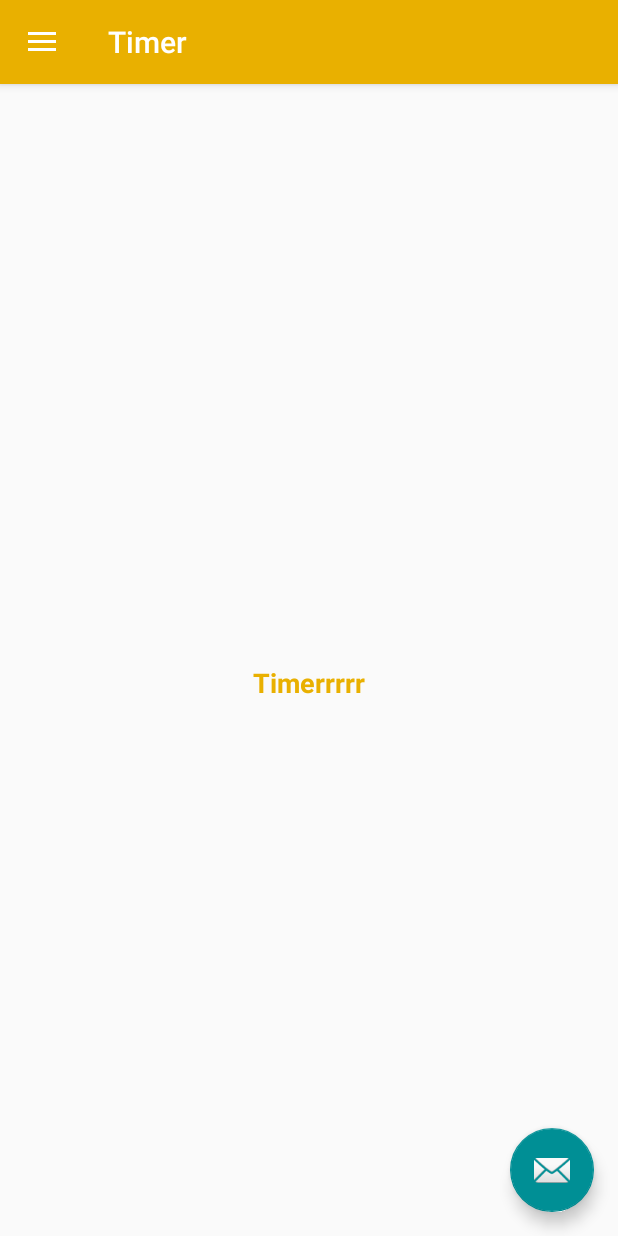
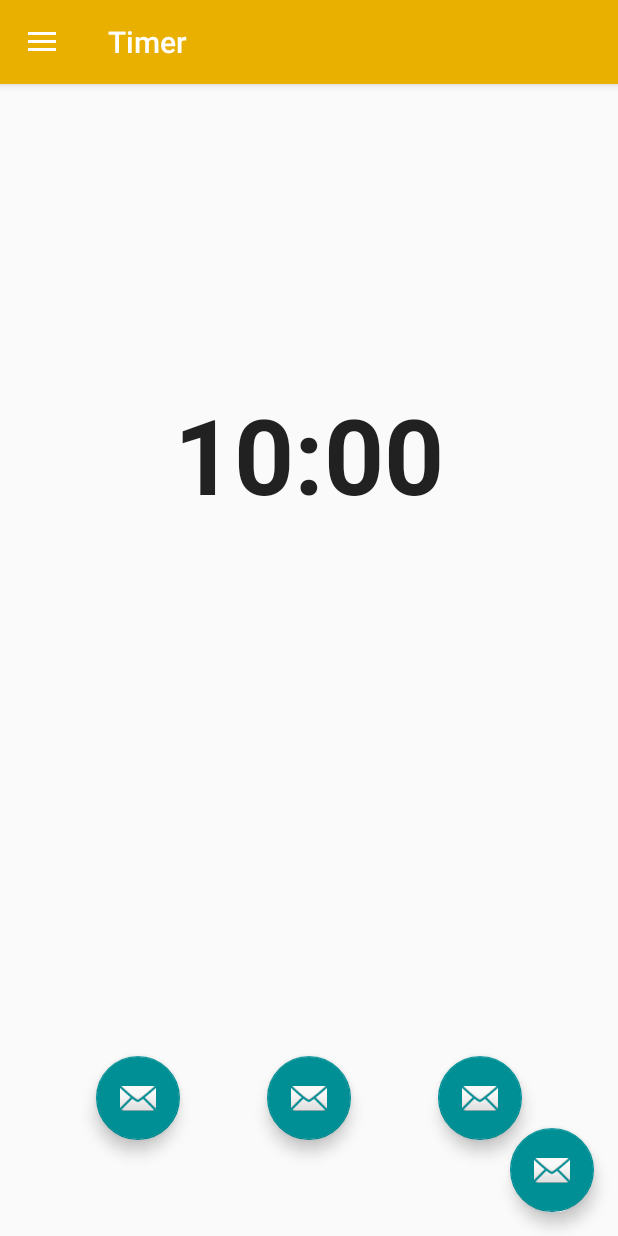
Before and after one commit to anderson-matheus/samsung-challenge, an Android app: the HomeNavigationActivity screen opened directly, with no data from a screen before it, in the side drawer, after a tap on "Timer", on a phone screen of 412 x 824 dp. Run offline under Robolectric (Android 15) with nearby library versions, the phone set to English and light mode, and no system bars; 1 statement that could not run was skipped.

Commit message:
Adicionando toastr em páginas e colocando layout no fragmento de timer

```diff
--- a/app/src/main/java/android/curso/samsungchallenge/view/CreateUserActivity.java
+++ b/app/src/main/java/android/curso/samsungchallenge/view/CreateUserActivity.java
@@ -1,14 +1,30 @@
 package android.curso.samsungchallenge.view;
 
+import android.content.Intent;
 import android.curso.samsungchallenge.R;
 import android.support.v7.app.AppCompatActivity;
 import android.os.Bundle;
+import android.view.View;
+import android.widget.Button;
+import android.widget.Toast;
 
 public class CreateUserActivity extends AppCompatActivity {
+
+    Button btnNewUser;
 
     @Override
     protected void onCreate(Bundle savedInstanceState) {
         super.onCreate(savedInstanceState);
         setContentView(R.layout.activity_create_user);
+
+        btnNewUser = findViewById(R.id.buttonNewUser);
+        btnNewUser.setOnClickListener(new View.OnClickListener() {
+            @Override
+            public void onClick(View view) {
+                Toast.makeText(getBaseContext(), "Cadastro realizado com sucesso" , Toast.LENGTH_SHORT ).show();
+                Intent createNewUserActivity = new Intent(CreateUserActivity.this, MainActivity.class);
+                CreateUserActivity.this.startActivity(createNewUserActivity);
+            }
+        });
     }
 }
--- a/app/src/main/java/android/curso/samsungchallenge/view/MainActivity.java
+++ b/app/src/main/java/android/curso/samsungchallenge/view/MainActivity.java
@@ -7,6 +7,7 @@ import android.os.Bundle;
 import android.view.View;
 import android.view.Window;
 import android.widget.Button;
+import android.widget.Toast;
 
 public class MainActivity extends Activity {
 
@@ -31,6 +32,7 @@ public class MainActivity extends Activity {
         btnLogin.setOnClickListener(new View.OnClickListener() {
             @Override
             public void onClick(View view) {
+                Toast.makeText(getBaseContext(), "Bem-vindo nome do usuário" , Toast.LENGTH_SHORT ).show();
                 Intent homeNavigationActivity = new Intent(MainActivity.this, HomeNavigationActivity.class);
                 MainActivity.this.startActivity(homeNavigationActivity);
             }
--- a/app/src/main/res/layout/activity_create_user.xml
+++ b/app/src/main/res/layout/activity_create_user.xml
@@ -75,7 +75,7 @@
         android:drawablePadding="10dp" />
 
     <Button
-        android:id="@+id/buttonCreate"
+        android:id="@+id/buttonNewUser"
         android:layout_width="match_parent"
         android:layout_height="wrap_content"
         android:gravity="center_vertical"
--- a/app/src/main/res/layout/timer_fragment.xml
+++ b/app/src/main/res/layout/timer_fragment.xml
@@ -1,18 +1,44 @@
 <?xml version="1.0" encoding="utf-8"?>
-<FrameLayout xmlns:android="http://schemas.android.com/apk/res/android"
+<android.support.design.widget.CoordinatorLayout xmlns:android="http://schemas.android.com/apk/res/android"
     xmlns:tools="http://schemas.android.com/tools"
     android:layout_width="match_parent"
     android:layout_height="match_parent"
+    xmlns:app="http://schemas.android.com/apk/res-auto"
     tools:context=".fragment.BaseFragment">
 
     <TextView
         android:layout_width="match_parent"
         android:layout_height="match_parent"
-        android:layout_marginTop="30sp"
-        android:gravity="center"
-        android:text="Timerrrrr"
-        android:textColor="@color/colorPrimary"
-        android:textSize="18sp"
-        android:textStyle="bold" />
+        android:text="10:00"
+        android:layout_gravity="center"
+        android:textAlignment="center"
+        android:textStyle="bold"
+        android:textSize="70sp"
+        android:layout_marginTop="200dp"
+        style="@style/Base.TextAppearance.AppCompat.Large" />
 
-</FrameLayout>
+    <android.support.design.widget.FloatingActionButton
+        android:id="@+id/fab_0"
+        android:layout_width="wrap_content"
+        android:layout_height="wrap_content"
+        android:layout_gravity="bottom|end"
+        android:layout_margin="@dimen/fab_margin_large"
+        app:srcCompat="@android:drawable/ic_dialog_email" />
+
+    <android.support.design.widget.FloatingActionButton
+        android:id="@+id/fab_1"
+        android:layout_width="wrap_content"
+        android:layout_height="wrap_content"
+        android:layout_gravity="bottom|center"
+        android:layout_margin="@dimen/fab_margin_large"
+        app:srcCompat="@android:drawable/ic_dialog_email" />
+
+    <android.support.design.widget.FloatingActionButton
+        android:id="@+id/fab_2"
+        android:layout_width="wrap_content"
+        android:layout_height="wrap_content"
+        android:layout_gravity="bottom|start"
+        android:layout_margin="@dimen/fab_margin_large"
+        app:srcCompat="@android:drawable/ic_dialog_email" />
+
+</android.support.design.widget.CoordinatorLayout>
--- a/app/src/main/res/menu/activity_home_navigation_drawer.xml
+++ b/app/src/main/res/menu/activity_home_navigation_drawer.xml
@@ -19,6 +19,6 @@
         <item
             android:id="@+id/nav_chat"
             android:icon="@drawable/ic_menu_chat"
-            android:title="Chatboot" />
+            android:title="Chatbot" />
     </group>
 </menu>
--- a/app/src/main/res/values/dimens.xml
+++ b/app/src/main/res/values/dimens.xml
@@ -5,4 +5,5 @@
     <dimen name="nav_header_vertical_spacing">8dp</dimen>
     <dimen name="nav_header_height">176dp</dimen>
     <dimen name="fab_margin">16dp</dimen>
+    <dimen name="fab_margin_large">64dp</dimen>
 </resources>
```
